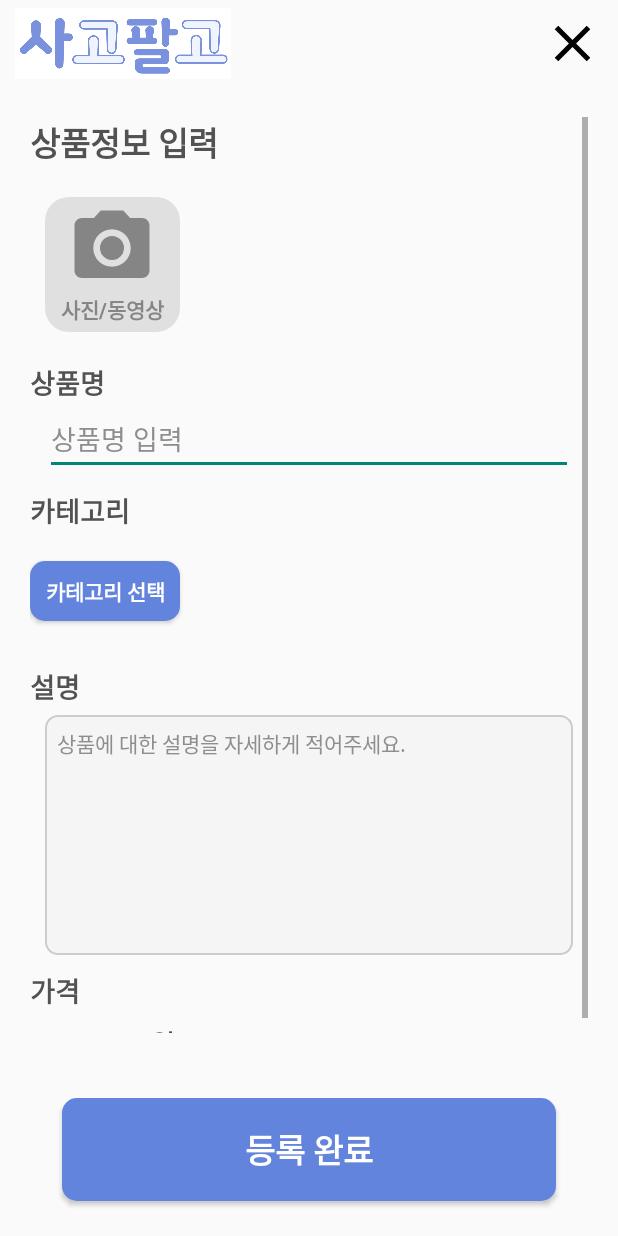
After one commit to JeongEgg/used-trade-app, an Android app: the RegisterActivity screen opened directly, with no data from a screen before it, on a phone screen of 412 x 824 dp. The commit adds this screen. Run offline under Robolectric (Android 15) with nearby library versions, the phone set to English and light mode, and no system bars.

Commit message:
안드로이드 레이아웃 개발2(상품 등록)

```diff
--- a/UsedTradeApp/app/src/main/AndroidManifest.xml
+++ b/UsedTradeApp/app/src/main/AndroidManifest.xml
@@ -16,9 +16,8 @@
         android:usesCleartextTraffic="true"
         tools:targetApi="31">
         <activity
-            android:name=".MainActivity2"
-            android:exported="false"
-            android:label="@string/title_activity_main2" />
+            android:name=".activity.RegisterActivity"
+            android:exported="false" />
         <activity
             android:name=".activity.SignUpActivity"
             android:exported="false" />
--- a/UsedTradeApp/app/src/main/java/com/example/usedtradeapp/MainActivity.java
+++ b/UsedTradeApp/app/src/main/java/com/example/usedtradeapp/MainActivity.java
@@ -5,10 +5,7 @@ import android.content.Intent;
 import android.content.SharedPreferences;
 import android.os.Bundle;
 import android.util.Log;
-import android.view.MenuItem;
-import android.widget.FrameLayout;
 
-import androidx.annotation.NonNull;
 import androidx.appcompat.app.AppCompatActivity;
 import androidx.navigation.NavController;
 import androidx.navigation.Navigation;
@@ -16,6 +13,7 @@ import androidx.navigation.ui.AppBarConfiguration;
 import androidx.navigation.ui.NavigationUI;
 
 import com.example.usedtradeapp.activity.LoginActivity;
+import com.example.usedtradeapp.activity.RegisterActivity;
 import com.example.usedtradeapp.databinding.ActivityMainBinding;
 import com.example.usedtradeapp.oauth.response.GoogleUserInfoResponse;
 import com.example.usedtradeapp.oauth.api.UserService;
@@ -23,6 +21,8 @@ import com.example.usedtradeapp.oauth.utils.PropertiesUtil;
 import com.google.android.material.bottomnavigation.BottomNavigationView;
 import com.google.gson.Gson;
 import com.google.gson.JsonSyntaxException;
+
+import org.jetbrains.annotations.Nullable;
 
 import java.util.Properties;
 
@@ -37,6 +37,9 @@ public class MainActivity extends AppCompatActivity {
 
     private ActivityMainBinding binding;
 
+    private static final int REGISTER_REQUEST_CODE = 100;
+    private int previousSelectedItemId;
+
     @Override
     protected void onCreate(Bundle savedInstanceState) {
         super.onCreate(savedInstanceState);
@@ -46,10 +49,27 @@ public class MainActivity extends AppCompatActivity {
 
         BottomNavigationView navView = findViewById(R.id.nav_view);
         AppBarConfiguration appBarConfiguration = new AppBarConfiguration.Builder(
-                R.id.navigation_home, R.id.navigation_register, R.id.navigation_chat, R.id.navigation_profile)
+                R.id.navigation_home, R.id.navigation_chat, R.id.navigation_profile)
                 .build();
         NavController navController = Navigation.findNavController(this, R.id.nav_host_fragment_activity_main);
         NavigationUI.setupWithNavController(binding.navView, navController);
+
+        // Bottom Navigation에서 등록 버튼을 클릭한 경우에는 등록 페이지 액티비티를 실행
+        navView.setOnItemSelectedListener(item -> {
+            if (item.getItemId() == R.id.navigation_register) {
+                previousSelectedItemId = navView.getSelectedItemId();
+
+
+                Intent intent = new Intent(this, RegisterActivity.class);
+                startActivityForResult(intent, REGISTER_REQUEST_CODE);
+                return true;
+            } else {
+
+                previousSelectedItemId = item.getItemId(); // 선택 항목 업데이트
+                NavigationUI.onNavDestinationSelected(item, navController);
+                return true;
+            }
+        });
 
         // properties 값 가져오기
         Properties properties = PropertiesUtil.loadProperties(this);
@@ -59,6 +79,16 @@ public class MainActivity extends AppCompatActivity {
 
         // 앱이 실행될 때 사용자 정보를 로드
         loadUserInfo();
+    }
+
+    @Override
+    protected void onActivityResult(int requestCode, int resultCode, @Nullable Intent data) {
+        super.onActivityResult(requestCode, resultCode, data);
+
+        if (requestCode == REGISTER_REQUEST_CODE && resultCode == RESULT_OK) {
+            // 이전 선택 항목으로 BottomNavigationView 업데이트
+            binding.navView.setSelectedItemId(previousSelectedItemId);
+        }
     }
 
     private void loadUserInfo() {
--- /dev/null
+++ b/UsedTradeApp/app/src/main/java/com/example/usedtradeapp/activity/RegisterActivity.java
@@ -0,0 +1,129 @@
+package com.example.usedtradeapp.activity;
+
+import android.content.DialogInterface;
+import android.os.Bundle;
+import android.view.LayoutInflater;
+import android.view.View;
+import android.view.ViewGroup;
+import android.widget.ArrayAdapter;
+import android.widget.Button;
+import android.widget.LinearLayout;
+import android.widget.ListView;
+import android.widget.TextView;
+import android.widget.Toast;
+
+import androidx.activity.EdgeToEdge;
+import androidx.appcompat.app.AlertDialog;
+import androidx.appcompat.app.AppCompatActivity;
+import androidx.core.graphics.Insets;
+import androidx.core.view.ViewCompat;
+import androidx.core.view.WindowInsetsCompat;
+
+import com.example.usedtradeapp.R;
+
+import java.util.ArrayList;
+import java.util.List;
+
+
+public class RegisterActivity extends AppCompatActivity {
+
+    private List<String> selectedCategories;  // 선택된 카테고리 목록
+    private LinearLayout linearLayoutCategories; // 카테고리 버튼을 추가할 LinearLayout
+
+    @Override
+    protected void onCreate(Bundle savedInstanceState) {
+        super.onCreate(savedInstanceState);
+        EdgeToEdge.enable(this);
+        setContentView(R.layout.activity_register);
+        ViewCompat.setOnApplyWindowInsetsListener(findViewById(R.id.main), (v, insets) -> {
+            Insets systemBars = insets.getInsets(WindowInsetsCompat.Type.systemBars());
+            v.setPadding(systemBars.left, systemBars.top, systemBars.right, systemBars.bottom);
+            return insets;
+        });
+
+        findViewById(R.id.btn_back).setOnClickListener(new View.OnClickListener() {
+            @Override
+            public void onClick(View v) {
+                setResult(RESULT_OK);
+                finish();
+            }
+        });
+
+        findViewById(R.id.btn_camera).setOnClickListener(new View.OnClickListener() {
+            @Override
+            public void onClick(View v) {
+
+            }
+        });
+
+        Button btnShowCategories = findViewById(R.id.btn_show_categories);
+        linearLayoutCategories = findViewById(R.id.linear_layout_categories);  // LinearLayout 참조
+
+        selectedCategories = new ArrayList<>();
+
+        btnShowCategories.setOnClickListener(v -> showCategoryDialog());
+    }
+
+    private void showCategoryDialog() {
+        final List<String> categories = new ArrayList<>();
+        categories.add("카테고리 1");
+        categories.add("카테고리 2");
+        categories.add("카테고리 3");
+        categories.add("카테고리 4");
+
+        String[] categoryArray = categories.toArray(new String[0]);
+
+        AlertDialog.Builder builder = new AlertDialog.Builder(this);
+        builder.setTitle("카테고리 선택")
+                .setItems(categoryArray, new DialogInterface.OnClickListener() {
+                    @Override
+                    public void onClick(DialogInterface dialog, int which) {
+                        // 카테고리 선택 시
+                        String selectedCategory = categories.get(which);
+                        addCategoryToList(selectedCategory);
+                    }
+                })
+                .setCancelable(true)  // 외부 영역 터치 시 대화 상자가 닫히도록 설정
+                .show();
+    }
+
+    // 선택된 카테고리를 HorizontalScrollView 에 추가
+    private void addCategoryToList(String category) {
+        if (!selectedCategories.contains(category)) {
+            selectedCategories.add(category);
+
+            // LayoutInflater를 사용하여 XML 레이아웃을 인플레이트
+            LayoutInflater inflater = (LayoutInflater) getSystemService(LAYOUT_INFLATER_SERVICE);
+            View categoryView = inflater.inflate(R.layout.list_item_categories, null);  // list_item_categories.xml 레이아웃을 인플레이트
+
+            TextView btnCategoryItem = categoryView.findViewById(R.id.btn_category_item);  // TextView로 수정
+            btnCategoryItem.setText(category);
+
+            // Exclude 버튼 설정
+            Button btnExclude = categoryView.findViewById(R.id.btn_exclude);
+            btnExclude.setOnClickListener(v -> {
+                // 버튼 클릭 시 해당 카테고리 삭제
+                removeCategory(category, categoryView);  // categoryView를 함께 넘겨서 삭제 처리
+            });
+
+            // TextView에 클릭 리스너 추가 (이제 버튼이 아니라 텍스트이므로 클릭 이벤트를 TextView에 설정)
+            btnCategoryItem.setOnClickListener(v -> {
+                // 클릭 시 해당 카테고리 삭제
+                removeCategory(category, categoryView);  // categoryView를 함께 넘겨서 삭제 처리
+            });
+
+            // LinearLayout에 레이아웃을 추가
+            linearLayoutCategories.addView(categoryView);
+        } else {
+            Toast.makeText(this, "이미 선택된 카테고리입니다.", Toast.LENGTH_SHORT).show();
+        }
+    }
+
+    // 카테고리 항목 삭제
+    private void removeCategory(String category, View categoryView) {
+        selectedCategories.remove(category);
+
+        // LinearLayout에서 해당 categoryView 삭제
+        linearLayoutCategories.removeView(categoryView);
+    }
+}
--- a/UsedTradeApp/app/src/main/java/com/example/usedtradeapp/fragment/RegisterFragment.java
+++ /dev/null
@@ -1,24 +0,0 @@
-package com.example.usedtradeapp.fragment;
-
-import android.os.Bundle;
-import android.view.LayoutInflater;
-import android.view.View;
-import android.view.ViewGroup;
-
-import androidx.annotation.NonNull;
-import androidx.fragment.app.Fragment;
-
-import com.example.usedtradeapp.databinding.FragmentRegisterBinding;
-
-public class RegisterFragment extends Fragment {
-
-    private FragmentRegisterBinding binding;
-
-    @Override
-    public View onCreateView(@NonNull LayoutInflater inflater,
-                             ViewGroup container, Bundle savedInstanceState) {
-        binding = FragmentRegisterBinding.inflate(inflater, container, false);
-
-        return binding.getRoot();
-    }
-}
--- /dev/null
+++ b/UsedTradeApp/app/src/main/res/drawable/btn_camera_24.xml
@@ -0,0 +1,7 @@
+<vector xmlns:android="http://schemas.android.com/apk/res/android" android:height="24dp" android:tint="#858585" android:viewportHeight="24" android:viewportWidth="24" android:width="24dp">
+
+    <path android:fillColor="@android:color/white" android:pathData="M12,12m-3.2,0a3.2,3.2 0,1 1,6.4 0a3.2,3.2 0,1 1,-6.4 0"/>
+
+    <path android:fillColor="@android:color/white" android:pathData="M9,2L7.17,4L4,4c-1.1,0 -2,0.9 -2,2v12c0,1.1 0.9,2 2,2h16c1.1,0 2,-0.9 2,-2L22,6c0,-1.1 -0.9,-2 -2,-2h-3.17L15,2L9,2zM12,17c-2.76,0 -5,-2.24 -5,-5s2.24,-5 5,-5 5,2.24 5,5 -2.24,5 -5,5z"/>
+
+</vector>
--- /dev/null
+++ b/UsedTradeApp/app/src/main/res/drawable/btn_close_24.xml
@@ -0,0 +1,5 @@
+<vector xmlns:android="http://schemas.android.com/apk/res/android" android:height="24dp" android:tint="#000000" android:viewportHeight="24" android:viewportWidth="24" android:width="24dp">
+
+    <path android:fillColor="@android:color/white" android:pathData="M19,6.41L17.59,5 12,10.59 6.41,5 5,6.41 10.59,12 5,17.59 6.41,19 12,13.41 17.59,19 19,17.59 13.41,12z"/>
+
+</vector>
--- /dev/null
+++ b/UsedTradeApp/app/src/main/res/drawable/btn_rounded_camera.xml
@@ -0,0 +1,5 @@
+<?xml version="1.0" encoding="utf-8"?>
+<shape xmlns:android="http://schemas.android.com/apk/res/android">
+    <solid android:color="#E0E0E0" />
+    <corners android:radius="16dp" />
+</shape>
--- /dev/null
+++ b/UsedTradeApp/app/src/main/res/drawable/et_description.xml
@@ -0,0 +1,18 @@
+<?xml version="1.0" encoding="utf-8"?>
+<shape xmlns:android="http://schemas.android.com/apk/res/android">
+    <!-- 배경색 설정 -->
+    <solid android:color="#F5F5F5" /> <!-- 원하는 배경색으로 변경 -->
+
+    <!-- 테두리 설정 (선택사항) -->
+    <stroke android:width="1dp" android:color="#CCCCCC" /> <!-- 원하는 테두리 색상으로 변경 -->
+
+    <!-- 모서리 라운드 설정 -->
+    <corners android:radius="8dp" /> <!-- 원하는 라운드 크기 -->
+
+    <!-- 내부 여백 설정 (선택사항) -->
+    <padding
+        android:left="8dp"
+        android:top="8dp"
+        android:right="8dp"
+        android:bottom="8dp" />
+</shape>
--- /dev/null
+++ b/UsedTradeApp/app/src/main/res/layout/activity_register.xml
@@ -0,0 +1,232 @@
+<?xml version="1.0" encoding="utf-8"?>
+<androidx.constraintlayout.widget.ConstraintLayout xmlns:android="http://schemas.android.com/apk/res/android"
+    xmlns:app="http://schemas.android.com/apk/res-auto"
+    xmlns:tools="http://schemas.android.com/tools"
+    android:id="@+id/main"
+    android:layout_width="match_parent"
+    android:layout_height="match_parent"
+    tools:context=".activity.RegisterActivity">
+
+    <androidx.constraintlayout.widget.ConstraintLayout
+        android:id="@+id/layout_bar"
+        android:layout_width="match_parent"
+        android:layout_height="0dp"
+        app:layout_constraintHeight_percent="0.07"
+        app:layout_constraintTop_toTopOf="parent"
+        app:layout_constraintStart_toStartOf="parent"
+        app:layout_constraintEnd_toEndOf="parent">
+        <ImageView
+            android:layout_width="0dp"
+            android:layout_height="0dp"
+            android:layout_marginLeft="10dp"
+            app:layout_constraintWidth_percent="0.35"
+            app:layout_constraintHeight_percent="0.9"
+            android:src="@drawable/app_icon_img"
+            app:layout_constraintTop_toTopOf="parent"
+            app:layout_constraintBottom_toBottomOf="parent"
+            app:layout_constraintStart_toStartOf="parent"/>
+
+        <Button
+            android:id="@+id/btn_back"
+            android:layout_width="0dp"
+            android:layout_height="0dp"
+            app:layout_constraintDimensionRatio="1:1"
+            app:layout_constraintHeight_percent="0.7"
+            android:layout_marginRight="10dp"
+            android:background="@drawable/btn_close_24"
+            app:layout_constraintTop_toTopOf="parent"
+            app:layout_constraintBottom_toBottomOf="parent"
+            app:layout_constraintEnd_toEndOf="parent"/>
+    </androidx.constraintlayout.widget.ConstraintLayout>
+
+    <ScrollView
+        android:id="@+id/scrollview"
+        android:layout_width="match_parent"
+        android:layout_height="0dp"
+        android:padding="20dp"
+        app:layout_constraintHeight_percent="0.79"
+        app:layout_constraintTop_toBottomOf="@id/layout_bar"
+        app:layout_constraintStart_toStartOf="parent"
+        app:layout_constraintEnd_toEndOf="parent"
+        >
+        <LinearLayout
+            android:layout_width="match_parent"
+            android:layout_height="match_parent"
+            android:orientation="vertical">
+            <TextView
+                android:layout_width="wrap_content"
+                android:layout_height="wrap_content"
+                android:textSize="22dp"
+                android:text="상품정보 입력"
+                android:textStyle="bold"
+                android:textColor="#525252"/>
+
+            <LinearLayout
+                android:layout_width="match_parent"
+                android:layout_height="wrap_content"
+                android:orientation="horizontal"
+                android:layout_marginTop="10dp"
+                android:padding="10dp">
+                <LinearLayout
+                    android:id="@+id/btn_camera"
+                    android:layout_width="90dp"
+                    android:layout_height="90dp"
+                    android:orientation="vertical"
+                    android:gravity="center"
+                    android:background="@drawable/btn_rounded_camera">
+
+                    <ImageView
+                        android:layout_width="60dp"
+                        android:layout_height="60dp"
+                        android:src="@drawable/btn_camera_24"
+                        android:contentDescription="Camera Icon"/>
+
+                    <TextView
+                        android:layout_width="wrap_content"
+                        android:layout_height="wrap_content"
+                        android:text="사진/동영상"
+                        android:textStyle="bold"
+                        android:textColor="#858585"
+                        android:gravity="center"/>
+                </LinearLayout>
+
+                <LinearLayout
+                    android:id="@+id/linear_layout_images"
+                    android:layout_width="90dp"
+                    android:layout_height="90dp"
+                    android:orientation="horizontal"
+                    android:scrollbars="horizontal"
+                    android:padding="10dp"
+                    android:layout_marginLeft="10dp"/>
+            </LinearLayout>
+
+
+            <TextView
+                android:layout_width="wrap_content"
+                android:layout_height="wrap_content"
+                android:text="상품명"
+                android:layout_marginTop="10dp"
+                android:textSize="18dp"
+                android:textColor="#525252"
+                android:textStyle="bold"/>
+            <EditText
+                android:id="@+id/et_title"
+                android:layout_width="match_parent"
+                android:layout_height="wrap_content"
+                android:hint="상품명 입력"
+                android:textColorHint="#8E8E8E"
+                android:layout_marginLeft="10dp"
+                android:layout_marginRight="10dp"/>
+            <TextView
+                android:layout_width="wrap_content"
+                android:layout_height="wrap_content"
+                android:text="카테고리"
+                android:layout_marginTop="10dp"
+                android:textSize="18dp"
+                android:textColor="#525252"
+                android:textStyle="bold"/>
+            <Button
+                android:id="@+id/btn_show_categories"
+                android:layout_width="100dp"
+                android:layout_height="40dp"
+                android:text="카테고리 선택"
+                android:textColor="@color/white"
+                android:textStyle="bold"
+                android:layout_marginTop="20dp"
+                android:background="@drawable/btn_bg"
+                android:layout_centerHorizontal="true"/>
+            <HorizontalScrollView
+                android:id="@+id/horizontal_scroll_view"
+                android:layout_width="match_parent"
+                android:layout_height="wrap_content"
+                android:layout_marginTop="20dp"
+                app:layout_constraintTop_toBottomOf="@id/btn_show_categories"
+                app:layout_constraintStart_toStartOf="parent"
+                app:layout_constraintEnd_toEndOf="parent">
+
+                <!-- 수평으로 카테고리 아이템을 배치하는 LinearLayout -->
+                <LinearLayout
+                    android:id="@+id/linear_layout_categories"
+                    android:layout_width="wrap_content"
+                    android:layout_height="wrap_content"
+                    android:orientation="horizontal">
+                    <!-- 카테고리 버튼들이 여기에 동적으로 추가됩니다. -->
+                </LinearLayout>
+            </HorizontalScrollView>
+
+            <TextView
+                android:layout_width="wrap_content"
+                android:layout_height="wrap_content"
+                android:text="설명"
+                android:layout_marginTop="10dp"
+                android:textSize="18dp"
+                android:textColor="#525252"
+                android:textStyle="bold"/>
+            <EditText
+                android:id="@+id/et_description"
+                android:layout_width="match_parent"
+                android:layout_height="160dp"
+                android:hint="상품에 대한 설명을 자세하게 적어주세요."
+                android:textSize="14dp"
+                android:gravity="top"
+                android:layout_marginTop="5dp"
+                android:textColorHint="#8E8E8E"
+                android:layout_marginLeft="10dp"
+                android:layout_marginRight="10dp"
+                android:background="@drawable/et_description"/>
+
+            <TextView
+                android:layout_width="wrap_content"
+                android:layout_height="wrap_content"
+                android:text="가격"
+                android:layout_marginTop="10dp"
+                android:textSize="18dp"
+                android:textColor="#525252"
+                android:textStyle="bold"/>
+            <LinearLayout
+                android:layout_width="wrap_content"
+                android:layout_height="wrap_content"
+                android:orientation="horizontal">
+                <EditText
+                    android:id="@+id/et_price"
+                    android:layout_width="70dp"
+                    android:layout_height="wrap_content"
+                    android:hint="10000"
+                    android:textColorHint="#8E8E8E"
+                    android:layout_marginLeft="10dp" />
+                <TextView
+                    android:layout_width="wrap_content"
+                    android:layout_height="wrap_content"
+                    android:text="원"
+                    android:textSize="18dp"
+                    android:textColor="#525252"
+                    android:textStyle="bold"/>
+            </LinearLayout>
+
+        </LinearLayout>
+    </ScrollView>
+    <androidx.constraintlayout.widget.ConstraintLayout
+        android:layout_width="match_parent"
+        android:layout_height="0dp"
+        app:layout_constraintTop_toBottomOf="@id/scrollview"
+        app:layout_constraintStart_toStartOf="parent"
+        app:layout_constraintEnd_toEndOf="parent"
+        app:layout_constraintBottom_toBottomOf="parent">
+        <Button
+            android:id="@+id/btn_register"
+            android:layout_width="0dp"
+            android:layout_height="0dp"
+            android:textColor="@color/white"
+            android:text="등록 완료"
+            android:textSize="22dp"
+            android:textStyle="bold"
+            android:background="@drawable/btn_bg"
+            app:layout_constraintWidth_percent="0.8"
+            app:layout_constraintHeight_percent="0.6"
+            app:layout_constraintTop_toTopOf="parent"
+            app:layout_constraintStart_toStartOf="parent"
+            app:layout_constraintEnd_toEndOf="parent"
+            app:layout_constraintBottom_toBottomOf="parent"/>
+    </androidx.constraintlayout.widget.ConstraintLayout>
+
+</androidx.constraintlayout.widget.ConstraintLayout>
--- a/UsedTradeApp/app/src/main/res/layout/fragment_register.xml
+++ /dev/null
@@ -1,29 +0,0 @@
-<?xml version="1.0" encoding="utf-8"?>
-<androidx.constraintlayout.widget.ConstraintLayout xmlns:android="http://schemas.android.com/apk/res/android"
-    xmlns:app="http://schemas.android.com/apk/res-auto"
-    xmlns:tools="http://schemas.android.com/tools"
-    android:layout_width="match_parent"
-    android:layout_height="match_parent"
-    tools:context=".fragment.RegisterFragment">
-
-    <androidx.constraintlayout.widget.ConstraintLayout
-        android:id="@+id/layout_bar"
-        android:layout_width="match_parent"
-        android:layout_height="0dp"
-        app:layout_constraintHeight_percent="0.07"
-        app:layout_constraintTop_toTopOf="parent"
-        app:layout_constraintStart_toStartOf="parent"
-        app:layout_constraintEnd_toEndOf="parent">
-        <ImageView
-            android:layout_width="0dp"
-            android:layout_height="0dp"
-            android:layout_marginLeft="10dp"
-            app:layout_constraintWidth_percent="0.35"
-            app:layout_constraintHeight_percent="0.9"
-            android:src="@drawable/app_icon_img"
-            app:layout_constraintTop_toTopOf="parent"
-            app:layout_constraintBottom_toBottomOf="parent"
-            app:layout_constraintStart_toStartOf="parent"/>
-
-    </androidx.constraintlayout.widget.ConstraintLayout>
-</androidx.constraintlayout.widget.ConstraintLayout>
--- /dev/null
+++ b/UsedTradeApp/app/src/main/res/layout/list_item_categories.xml
@@ -0,0 +1,30 @@
+<?xml version="1.0" encoding="utf-8"?>
+<androidx.constraintlayout.widget.ConstraintLayout xmlns:android="http://schemas.android.com/apk/res/android"
+    xmlns:app="http://schemas.android.com/apk/res-auto"
+    android:orientation="vertical"
+    android:layout_width="match_parent"
+    android:layout_height="match_parent">
+
+    <TextView
+        android:id="@+id/btn_category_item"
+        android:layout_width="wrap_content"
+        android:layout_height="wrap_content"
+        android:layout_marginEnd="10dp"
+        android:textColor="#000000"
+        android:background="@color/white"
+        android:textSize="16dp"
+        android:padding="5dp"
+        android:text="미리보기"
+        android:gravity="start"
+        app:layout_constraintTop_toTopOf="parent"
+        app:layout_constraintBottom_toBottomOf="parent"
+        app:layout_constraintStart_toStartOf="parent"
+        app:layout_constraintEnd_toEndOf="parent"/>
+    <Button
+        android:id="@+id/btn_exclude"
+        android:layout_width="15dp"
+        android:layout_height="15dp"
+        app:layout_constraintTop_toTopOf="@id/btn_category_item"
+        app:layout_constraintStart_toEndOf="@id/btn_category_item"
+        android:background="@drawable/btn_close_24" />
+</androidx.constraintlayout.widget.ConstraintLayout>
--- a/UsedTradeApp/app/src/main/res/values/strings.xml
+++ b/UsedTradeApp/app/src/main/res/values/strings.xml
@@ -5,6 +5,6 @@
     <string name="title_register">Register</string>
     <string name="title_chat">Chat</string>
     <string name="title_profile">Profile</string>
-<!-- TODO: Remove or change this placeholder text -->
+    <!-- TODO: Remove or change this placeholder text -->
     <string name="hello_blank_fragment">Hello blank fragment</string>
 </resources>
```
